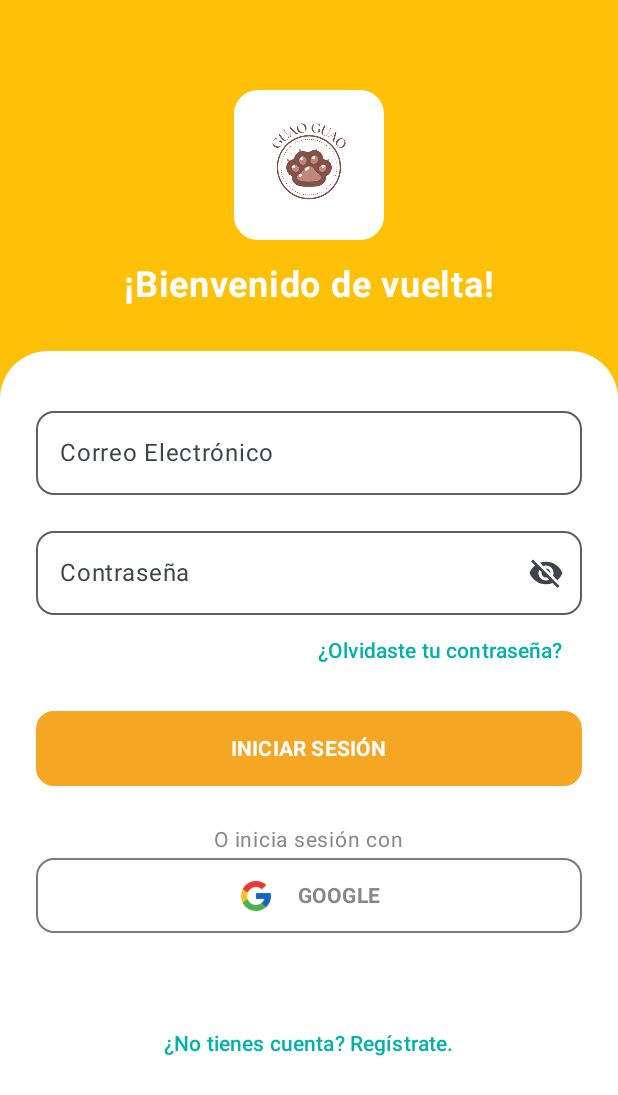
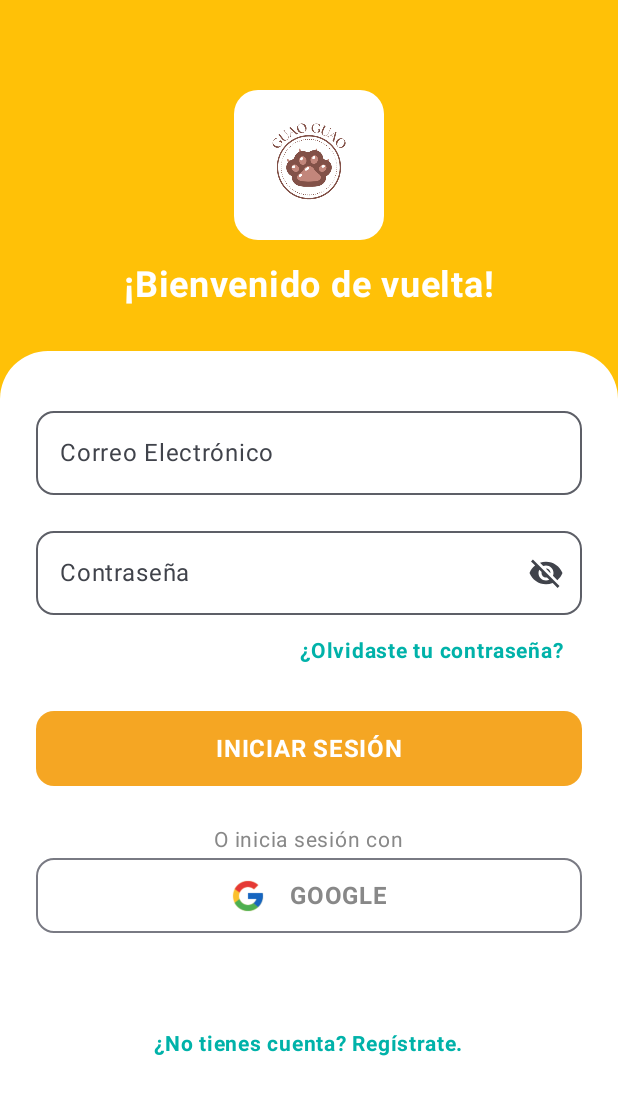
Before and after one commit to SoyJeand/appGuauGoo, an Android app built with Jetpack Compose: the screen it shows after launch (MainActivity), on a phone screen of 412 x 824 dp. Shown: the top 1095 px of the screen. Run offline under Robolectric (Android 15) with nearby library versions, the phone set to English and light mode, and no system bars; our stand-ins replace Room's generated code.

```diff
--- a/app/src/main/java/com/example/appguaugo/ui/theme/Type.kt
+++ b/app/src/main/java/com/example/appguaugo/ui/theme/Type.kt
@@ -6,29 +6,38 @@ import androidx.compose.ui.text.font.FontFamily
 import androidx.compose.ui.text.font.FontWeight
 import androidx.compose.ui.unit.sp
 
+
 // Set of Material typography styles to start with
+
+// Definimos una familia de fuentes que será la por defecto.
+// FontFamily.Default es una buena opción que usa la fuente del sistema (como Roboto).
+val AppFontFamily = FontFamily.Default
 val Typography = Typography(
+    // Título Grande (Ej: para encabezados de pantalla)
+    displayLarge = TextStyle(
+        fontFamily = AppFontFamily,
+        fontWeight = FontWeight.Bold, // Especificamos que este estilo usa la fuente Bold
+        fontSize = 30.sp
+    ),
+    // Título para secciones
+    titleLarge = TextStyle(
+        fontFamily = AppFontFamily,
+        fontWeight = FontWeight.ExtraBold, // También Bold
+        fontSize = 22.sp
+    ),
+    // Texto principal del cuerpo
     bodyLarge = TextStyle(
-        fontFamily = FontFamily.Default,
-        fontWeight = FontWeight.Normal,
+        fontFamily = AppFontFamily,
+        fontWeight = FontWeight.Normal, // Este es el peso normal
         fontSize = 16.sp,
         lineHeight = 24.sp,
         letterSpacing = 0.5.sp
+    ),
+    // Texto para botones
+    labelLarge = TextStyle(
+        fontFamily = AppFontFamily,
+        fontWeight = FontWeight.Bold, // Botones en negrita
+        fontSize = 16.sp
     )
-    /* Other default text styles to override
-    titleLarge = TextStyle(
-        fontFamily = FontFamily.Default,
-        fontWeight = FontWeight.Normal,
-        fontSize = 22.sp,
-        lineHeight = 28.sp,
-        letterSpacing = 0.sp
-    ),
-    labelSmall = TextStyle(
-        fontFamily = FontFamily.Default,
-        fontWeight = FontWeight.Medium,
-        fontSize = 11.sp,
-        lineHeight = 16.sp,
-        letterSpacing = 0.5.sp
-    )
-    */
+    /* Puedes añadir más estilos como titleMedium, bodyMedium, etc. */
 )
```
Also changed, not shown: app/src/main/java/com/example/appguaugo/MainActivity.kt (+6 -4 lines), app/src/main/java/com/example/appguaugo/presentation/home/RequestWalkScreen.kt (+69 -19 lines), app/src/main/res/drawable/dog_walking_icon.png (added).
